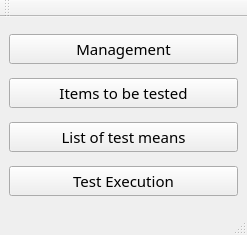
First picture: the form in cleansky_LMSM/ui_to_py_by_qtdesigner/Menu.ui, repository HouzeZHANG/CSLMSM, before the edit.
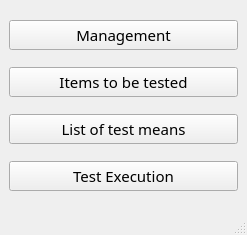
Second picture: the form after the edit.

Commit message: update: menu, login, list_of_test_means.ui

Patch:
```diff
--- a/cleansky_LMSM/ui_to_py_by_qtdesigner/Menu.ui
+++ b/cleansky_LMSM/ui_to_py_by_qtdesigner/Menu.ui
@@ -70,17 +70,6 @@
    </layout>
   </widget>
   <widget class="QStatusBar" name="statusbar"/>
-  <widget class="QToolBar" name="toolBar">
-   <property name="windowTitle">
-    <string>toolBar</string>
-   </property>
-   <attribute name="toolBarArea">
-    <enum>TopToolBarArea</enum>
-   </attribute>
-   <attribute name="toolBarBreak">
-    <bool>false</bool>
-   </attribute>
-  </widget>
  </widget>
  <resources/>
  <connections/>
```
The commit also changes 30 other files.
